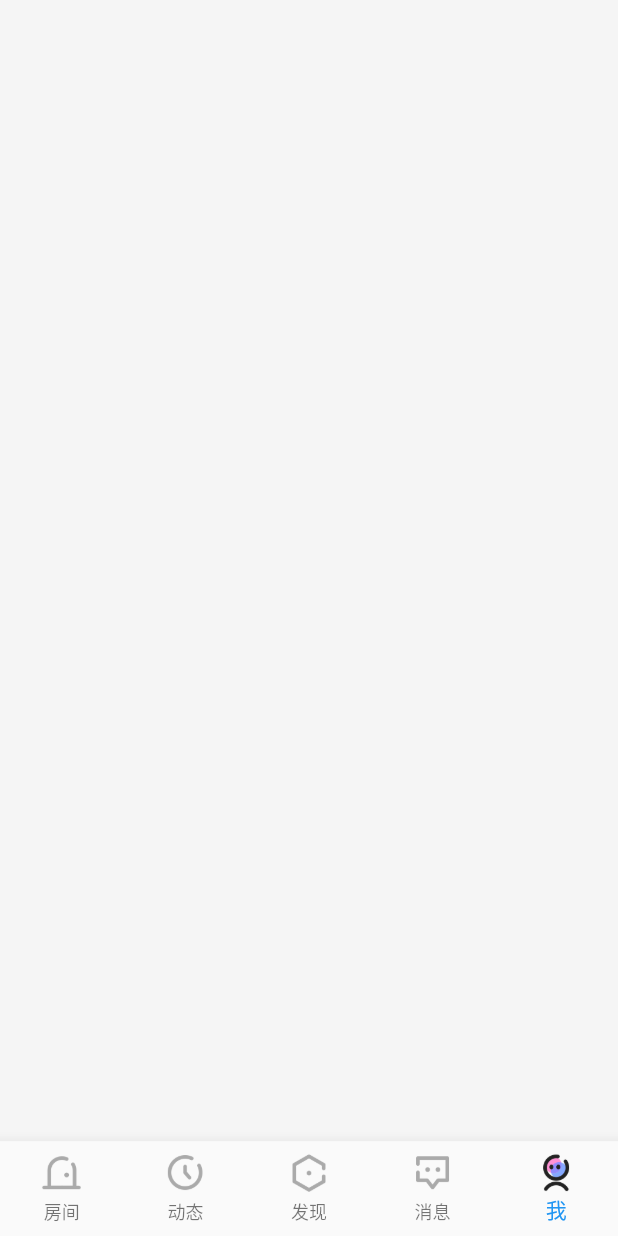
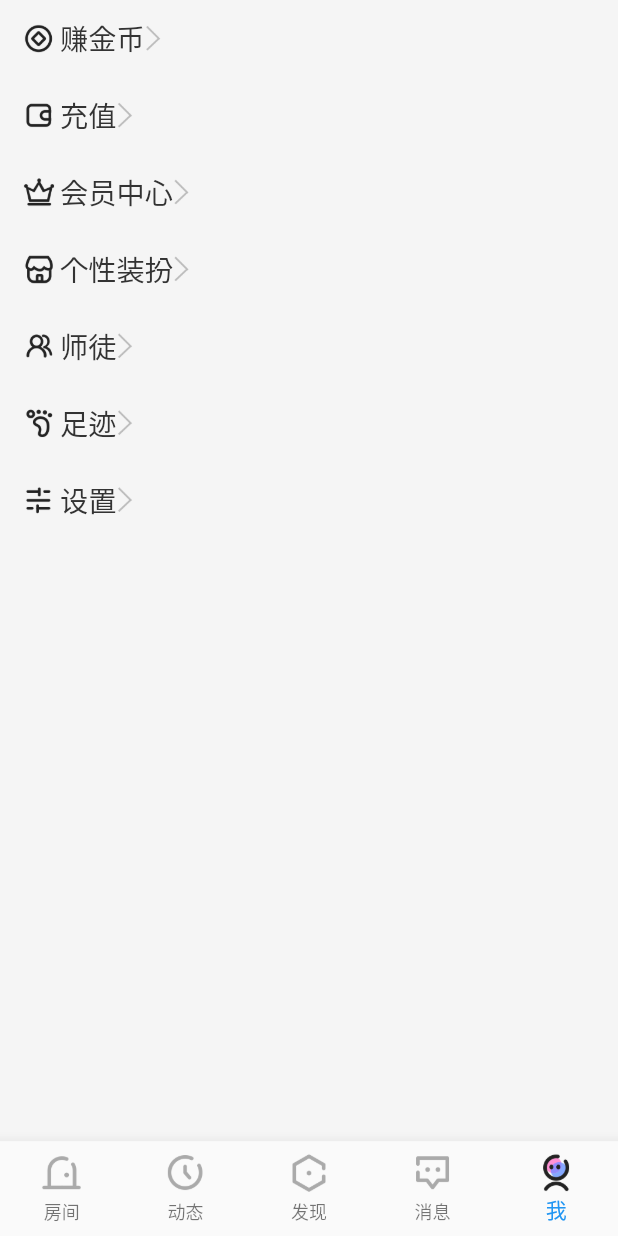
Before and after one commit to lanzhu1993/flutter_yuwan_clone, a Flutter app: the IndexPage screen opened directly, item 5 of the bottom bar chosen, on a phone screen of 412 x 824 dp. Run offline on Flutter 3.47's test engine with Material 2 defaults, Android fonts, the phone set to English and light mode, and no system bars; drawn by our look-alikes of oktoast; our stand-ins replace cached_network_image, fluro, flutter_screenutil, pull_to_refresh; missing offline and left inert: svgaplayer_flutter; network calls fail; statements that could not run were skipped.

Commit message:
add : 我的界面菜单栏

```diff
--- /dev/null
+++ b/lib/pages/mine/mine_page.dart
@@ -0,0 +1,41 @@
+import 'package:flutter/material.dart';
+import 'package:flutter/services.dart';
+import 'package:yuwan/res/color_res.dart';
+import 'package:yuwan/res/string_res.dart';
+import 'package:yuwan/utils/screen_adapter.dart';
+import 'package:yuwan/widget/mine_menu_widget.dart';
+
+class MinePage extends StatefulWidget {
+  @override
+  _MinePageState createState() => _MinePageState();
+}
+
+class _MinePageState extends State<MinePage> {
+  @override
+  Widget build(BuildContext context) {
+    ScreenAdapter.init(context);
+    return AnnotatedRegion<SystemUiOverlayStyle>(
+        value: SystemUiOverlayStyle.dark,
+        child: Scaffold(
+          backgroundColor: ColorRes.colorGrayBackground,
+          body: SingleChildScrollView(
+            child: _buildMineMenu(),
+          ),
+        ));
+  }
+
+  Widget _buildMineMenu() {
+    return Column(
+      children: <Widget>[
+        MineMenuWidget(icon:"assets/images/icon_me_task.png",title: StringRes.mineCoins,content: "",),
+        MineMenuWidget(icon:"assets/images/icon_me_coin.png",title: StringRes.mineBy,content: "",),
+        MineMenuWidget(icon:"assets/images/icon_me_item_vip.png",title: StringRes.mineVIP,content: "",),
+        MineMenuWidget(icon:"assets/images/icon_me_ornament.png",title: StringRes.minePacket,content: "",),
+        MineMenuWidget(icon:"assets/images/icon_me_invitate.png",title: StringRes.mineInvitate,content: "",),
+        MineMenuWidget(icon:"assets/images/icon_me_track.png",title: StringRes.mineFoot,content: "",),
+        MineMenuWidget(icon:"assets/images/icon_me_setting.png",title: StringRes.mineSetting,content: "",),
+
+      ],
+    );
+  }
+}
--- a/lib/res/string_res.dart
+++ b/lib/res/string_res.dart
@@ -39,5 +39,13 @@ class StringRes {
 
   static String  completeRefresh = "刷新完成";
 
+  static String  mineCoins = "赚金币";
+  static String  mineBy = "充值";
+  static String  mineVIP = "会员中心";
+  static String  minePacket = "个性装扮";
+  static String  mineInvitate = "师徒";
+  static String  mineFoot = "足迹";
+  static String  mineSetting = "设置";
+
 
 }
--- a/lib/widget/bottom_bar.dart
+++ b/lib/widget/bottom_bar.dart
@@ -6,6 +6,7 @@ import 'package:yuwan/pages/home/nearby_page.dart';
 import 'package:yuwan/pages/home/recommend_page.dart';
 import 'package:yuwan/pages/home/video_page.dart';
 import 'package:yuwan/pages/index/test_page.dart';
+import 'package:yuwan/pages/mine/mine_page.dart';
 import 'package:yuwan/utils/screen_adapter.dart';
 
 List<Widget> getIndexPages() {
@@ -14,7 +15,7 @@ List<Widget> getIndexPages() {
     TestPage(),
     TestPage(),
     TestPage(),
-    TestPage(),
+    MinePage(),
 
   ];
   return pages;
--- /dev/null
+++ b/lib/widget/mine_menu_widget.dart
@@ -0,0 +1,52 @@
+import 'package:flutter/material.dart';
+import 'package:yuwan/res/color_res.dart';
+import 'package:yuwan/utils/screen_adapter.dart';
+
+class MineMenuWidget extends StatelessWidget {
+  final String icon;
+  final String title;
+  final String content;
+
+  const MineMenuWidget({this.icon, this.title, this.content});
+
+  @override
+  Widget build(BuildContext context) {
+    return InkWell(
+      onTap: () {},
+      child: Container(
+        margin: EdgeInsets.symmetric(horizontal: ScreenAdapter.width(10)),
+        height: ScreenAdapter.height(42),
+        child: Row(
+          mainAxisAlignment: MainAxisAlignment.start,
+          crossAxisAlignment: CrossAxisAlignment.center,
+          children: <Widget>[
+            Image.asset(
+              icon,
+              width: ScreenAdapter.width(24),
+            ),
+            Flexible(
+              flex: 1,
+              child: Text(
+                title,
+                textAlign: TextAlign.left,
+                style: TextStyle(
+                    color: ColorRes.colorDark,
+                    fontSize: ScreenAdapter.size(16)),
+              ),
+            ),
+            Text(
+              content,
+              style: TextStyle(
+                  color: ColorRes.colorNormal,
+                  fontSize: ScreenAdapter.size(14)),
+            ),
+            Image.asset(
+              "assets/images/common_option_arrow_icon.png",
+              width: ScreenAdapter.width(10),
+            )
+          ],
+        ),
+      ),
+    );
+  }
+}
```
Also changed, not shown: assets/images/common_option_arrow_icon.png (added), assets/images/icon_me_coin.png (added), assets/images/icon_me_invitate.png (added), assets/images/icon_me_item_vip.png (added), assets/images/icon_me_ornament.png (added), assets/images/icon_me_setting.png (added), assets/images/icon_me_task.png (added), assets/images/icon_me_track.png (added).
